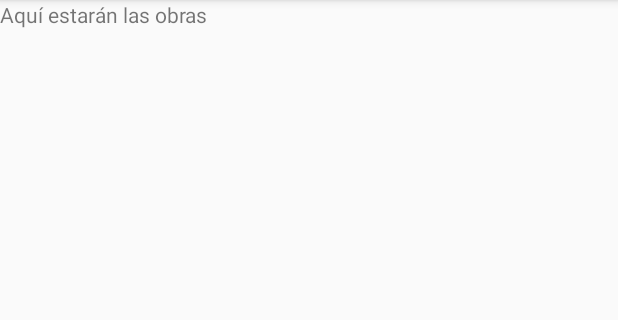
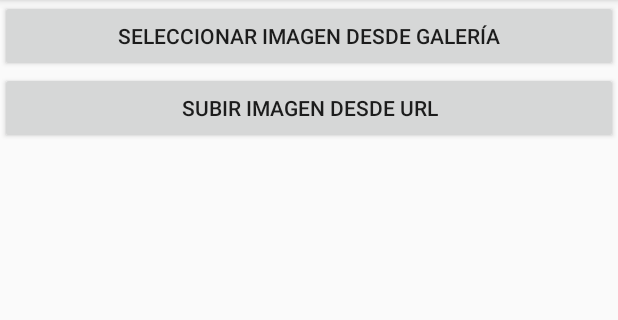
Before and after one commit to GaelZamudio/DeimosApp, an Android app: the Galeria screen opened directly, with no data from a screen before it, in the side drawer, after a tap on "Obras", on a phone screen of 412 x 824 dp, the part 90-410 px from its top. Run offline under Robolectric (Android 15) with nearby library versions, the phone set to English and light mode, and no system bars; pictures from the network do not load.

Commit message:
Initial art feature added

```diff
--- a/app/build.gradle.kts
+++ b/app/build.gradle.kts
@@ -39,4 +39,7 @@ dependencies {
     testImplementation("junit:junit:4.13.2")
     androidTestImplementation("androidx.test.ext:junit:1.2.1")
     androidTestImplementation("androidx.test.espresso:espresso-core:3.6.1")
+    implementation("com.github.bumptech.glide:glide:4.12.0")
+    annotationProcessor("com.github.bumptech.glide:compiler:4.12.0")
+
 }
--- /dev/null
+++ b/app/src/main/java/com/example/deimosapp/EstrellasFragment.java
@@ -0,0 +1,57 @@
+package com.example.deimosapp;
+
+import android.os.Bundle;
+import android.view.LayoutInflater;
+import android.view.View;
+import android.view.ViewGroup;
+import android.widget.Button;
+import android.widget.ListView;
+
+import androidx.fragment.app.Fragment;
+
+import java.util.ArrayList;
+import java.util.List;
+
+public class EstrellasFragment extends Fragment implements View.OnClickListener {
+
+    private ListView listView;
+    private ItemAdapter adapter;
+    private List<Item> listaEstrellas;
+    Button btnVolver;
+
+    public EstrellasFragment() {
+        // Requiere un constructor vacío
+    }
+
+    @Override
+    public View onCreateView(LayoutInflater inflater, ViewGroup container,
+                             Bundle savedInstanceState) {
+        // Infla la vista del fragmento
+        View rootView = inflater.inflate(R.layout.fragment_estrellas, container, false);
+
+        // Inicializa el ListView
+        listView = rootView.findViewById(R.id.listView);
+
+        btnVolver = rootView.findViewById(R.id.btnVolver);
+        btnVolver.setOnClickListener(this);
+
+        // Crea una lista de objetos Estrella
+        listaEstrellas = new ArrayList<>();
+        listaEstrellas.add(new Item("Sirius", R.drawable.sirius, "Sirius es la estrella más brillante del cielo nocturno y se encuentra en la constelación del Can Mayor. Conocida también como la \"Estrella del Perro\", su brillantez es tan intensa que ha sido un símbolo de guía y luz a lo largo de la historia en diversas culturas."));
+        listaEstrellas.add(new Item("Betelgeuse", R.drawable.betelgeuse, "Betelgeuse es una supergigante roja ubicada en la constelación de Orión. A pesar de ser una estrella distante, su tamaño masivo y su tono rojizo la hacen muy visible. Es famosa por ser una de las estrellas que podría explotar en una supernova en el futuro cercano."));
+        listaEstrellas.add(new Item("Antares", R.drawable.antares, "Antares es una supergigante roja situada en la constelación de Escorpio. Es una de las estrellas más brillantes en su región del cielo y se la conoce como \"el corazón de Escorpio\" debido a su ubicación en la constelación."));
+
+        // Crea un adaptador con la lista de estrellas y se lo asigna al ListView
+        adapter = new ItemAdapter(getActivity(), listaEstrellas);
+        listView.setAdapter(adapter);
+
+        return rootView;
+    }
+
+    @Override
+    public void onClick(View v) {
+        if (v.getId() == R.id.btnVolver){
+            getActivity().getSupportFragmentManager().beginTransaction().replace(R.id.fragment_container, new Galeria()).commit();
+        }
+    }
+}
--- a/app/src/main/java/com/example/deimosapp/Galeria.java
+++ b/app/src/main/java/com/example/deimosapp/Galeria.java
@@ -4,6 +4,7 @@ import android.content.SharedPreferences;
 import android.database.Cursor;
 import android.database.sqlite.SQLiteDatabase;
 import android.os.Bundle;
+import android.widget.Button;
 import android.widget.TextView;
 import androidx.fragment.app.Fragment;
 import android.view.LayoutInflater;
@@ -12,8 +13,8 @@ import android.view.ViewGroup;
 
 import static android.content.Context.MODE_PRIVATE;
 
-public class Galeria extends Fragment {
-
+public class Galeria extends Fragment implements View.OnClickListener {
+Button btnEstrellas, btnPlanetas, btnGalaxias;
     @Override
     public View onCreateView(LayoutInflater inflater, ViewGroup container,
                              Bundle savedInstanceState) {
@@ -22,6 +23,13 @@ public class Galeria extends Fragment {
         Base admin = new Base(getContext(), "administracion", null, 1);
         SQLiteDatabase base = admin.getWritableDatabase();
 
+        btnEstrellas = view.findViewById(R.id.btnEstrellas);
+        btnPlanetas = view.findViewById(R.id.btnPlanetas);
+        btnGalaxias = view.findViewById(R.id.btnGalaxias);
+
+        btnPlanetas.setOnClickListener(this);
+        btnEstrellas.setOnClickListener(this);
+        btnGalaxias.setOnClickListener(this);
 
         SharedPreferences preferences = getContext().getSharedPreferences("DeimosPrefs", MODE_PRIVATE);
         int idUsuario = preferences.getInt("idUsuario", -1);
@@ -34,4 +42,15 @@ public class Galeria extends Fragment {
         // Inflate the layout for this fragment
         return view;
     }
+
+    @Override
+    public void onClick(View v) {
+        if (v.getId() == R.id.btnEstrellas) {
+            getActivity().getSupportFragmentManager().beginTransaction().replace(R.id.fragment_container, new EstrellasFragment()).commit();
+        } else if (v.getId() == R.id.btnPlanetas) {
+            getActivity().getSupportFragmentManager().beginTransaction().replace(R.id.fragment_container, new PlanetasFragment()).commit();
+        } else if (v.getId() == R.id.btnGalaxias){
+            getActivity().getSupportFragmentManager().beginTransaction().replace(R.id.fragment_container, new GalaxiasFragment()).commit();
+        }
+    }
 }
--- /dev/null
+++ b/app/src/main/java/com/example/deimosapp/Item.java
@@ -0,0 +1,25 @@
+package com.example.deimosapp;
+
+public class Item {
+    private String nombre;
+    private int imagenId;
+    private String descripcion;
+
+    public Item(String nombre, int imagenId, String descripcion) {
+        this.nombre = nombre;
+        this.imagenId = imagenId;
+        this.descripcion = descripcion;
+    }
+
+    public String getNombre() {
+        return nombre;
+    }
+
+    public int getImagenId() {
+        return imagenId;
+    }
+
+    public String getDescripcion() {
+        return descripcion;
+    }
+}
--- /dev/null
+++ b/app/src/main/java/com/example/deimosapp/ItemAdapter.java
@@ -0,0 +1,57 @@
+package com.example.deimosapp;
+
+import android.content.Context;
+import android.view.LayoutInflater;
+import android.view.View;
+import android.view.ViewGroup;
+import android.widget.BaseAdapter;
+import android.widget.ImageView;
+import android.widget.TextView;
+
+import java.util.List;
+
+public class ItemAdapter extends BaseAdapter {
+    private Context context;
+    private List<Item> items;
+
+    public ItemAdapter(Context context, List<Item> items) {
+        this.context = context;
+        this.items = items;
+    }
+
+    @Override
+    public int getCount() {
+        return items.size();
+    }
+
+    @Override
+    public Object getItem(int position) {
+        return items.get(position);
+    }
+
+    @Override
+    public long getItemId(int position) {
+        return position;
+    }
+
+    @Override
+    public View getView(int position, View convertView, ViewGroup parent) {
+        if (convertView == null) {
+            LayoutInflater inflater = LayoutInflater.from(context);
+            convertView = inflater.inflate(R.layout.list_item, parent, false);
+        }
+
+        Item item = items.get(position);
+
+        ImageView imageView = convertView.findViewById(R.id.imageView);
+        imageView.setImageResource(item.getImagenId());
+
+        TextView nameText = convertView.findViewById(R.id.nameText);
+        nameText.setText(item.getNombre());
+
+        TextView descriptionText = convertView.findViewById(R.id.descriptionText);
+        descriptionText.setText(item.getDescripcion());
+
+        return convertView;
+    }
+}
--- a/app/src/main/java/com/example/deimosapp/Obras.java
+++ b/app/src/main/java/com/example/deimosapp/Obras.java
@@ -1,16 +1,112 @@
 package com.example.deimosapp;
 
+import android.content.DialogInterface;
+import android.content.Intent;
+import android.net.Uri;
 import android.os.Bundle;
-import androidx.fragment.app.Fragment;
+import android.provider.MediaStore;
 import android.view.LayoutInflater;
 import android.view.View;
 import android.view.ViewGroup;
+import android.widget.Button;
+import android.widget.EditText;
+import android.widget.ListView;
 
-public class Obras extends Fragment {
+import androidx.appcompat.app.AlertDialog;
+import androidx.appcompat.app.AppCompatActivity;
+import androidx.fragment.app.Fragment;
+
+import java.util.ArrayList;
+import java.util.List;
+
+public class Obras extends Fragment implements View.OnClickListener {
+
+    private static final int PICK_IMAGE_REQUEST = 1;
+    private List<Obra> Obras = new ArrayList<>();
+    private ObrasAdapter adapter;
+
     @Override
     public View onCreateView(LayoutInflater inflater, ViewGroup container,
                              Bundle savedInstanceState) {
-        // Inflate the layout for this fragment
-        return inflater.inflate(R.layout.fragment_obras, container, false);
+        View view = inflater.inflate(R.layout.fragment_obras, container, false);
+
+        ListView listView = view.findViewById(R.id.listViewObras);
+
+        adapter = new ObrasAdapter(getContext(), Obras);
+        listView.setAdapter(adapter);
+
+        // Botón para seleccionar imagen desde la galería
+        Button selectImageButton = view.findViewById(R.id.selectImageButton);
+        selectImageButton.setOnClickListener(new View.OnClickListener() {
+            @Override
+            public void onClick(View v) {
+                Intent intent = new Intent(Intent.ACTION_PICK, MediaStore.Images.Media.EXTERNAL_CONTENT_URI);
+                startActivityForResult(intent, PICK_IMAGE_REQUEST);
+            }
+        });
+
+        // Botón para subir imagen desde URL
+        Button uploadFromUrlButton = view.findViewById(R.id.uploadFromUrlButton);
+        uploadFromUrlButton.setOnClickListener(new View.OnClickListener() {
+            @Override
+            public void onClick(View v) {
+                openUrlDialog();
+            }
+        });
+
+        return view;
+    }
+
+    @Override
+    public void onClick(View v) {
+
+    }
+
+    // Método para manejar la imagen seleccionada de la galería
+    @Override
+    public void onActivityResult(int requestCode, int resultCode, Intent data) {
+        super.onActivityResult(requestCode, resultCode, data);
+        if (requestCode == PICK_IMAGE_REQUEST && resultCode == getActivity().RESULT_OK && data != null) {
+            Uri imageUri = data.getData();
+            promptForTextAndAddItem(imageUri);
+        }
+    }
+
+    // Método para abrir el diálogo para ingresar la URL
+    private void openUrlDialog() {
+        final EditText urlInput = new EditText(getActivity());
+        urlInput.setHint("https://example.com/image.jpg");
+
+        new AlertDialog.Builder(getActivity())
+                .setTitle("Ingresar URL de la imagen")
+                .setView(urlInput)
+                .setPositiveButton("Cargar", new DialogInterface.OnClickListener() {
+                    @Override
+                    public void onClick(DialogInterface dialog, int which) {
+                        String url = urlInput.getText().toString();
+                        Uri imageUri = Uri.parse(url);
+                        promptForTextAndAddItem(imageUri);
+                    }
+                })
+                .setNegativeButton("Cancelar", null)
+                .show();
+    }
+
+    // Método para solicitar texto y agregar el ítem a la lista
+    private void promptForTextAndAddItem(final Uri imageUri) {
+        final EditText editText = new EditText(getContext());
+        new AlertDialog.Builder(getActivity())
+                .setTitle("Añadir texto")
+                .setView(editText)
+                .setPositiveButton("Guardar", new DialogInterface.OnClickListener() {
+                    @Override
+                    public void onClick(DialogInterface dialog, int which) {
+                        String text = editText.getText().toString();
+                        Obras.add(new Obra(imageUri, text));
+                        adapter.notifyDataSetChanged();
+                    }
+                })
+                .setNegativeButton("Cancelar", null)
+                .show();
     }
 }
--- /dev/null
+++ b/app/src/main/java/com/example/deimosapp/ObrasAdapter.java
@@ -0,0 +1,56 @@
+package com.example.deimosapp;
+
+import android.content.Context;
+import android.view.LayoutInflater;
+import android.view.View;
+import android.view.ViewGroup;
+import android.widget.BaseAdapter;
+import android.widget.ImageView;
+import android.widget.TextView;
+
+import com.bumptech.glide.Glide;
+import com.example.deimosapp.Obra;
+
+import java.util.List;
+
+public class ObrasAdapter extends BaseAdapter {
+    private Context context;
+    private List<Obra> items;
+
+    public ObrasAdapter(Context context, List<Obra> items) {
+        this.context = context;
+        this.items = items;
+    }
+
+    @Override
+    public int getCount() {
+        return items.size();
+    }
+
+    @Override
+    public Object getItem(int position) {
+        return items.get(position);
+    }
+
+    @Override
+    public long getItemId(int position) {
+        return position;
+    }
+
+    @Override
+    public View getView(int position, View convertView, ViewGroup parent) {
+        if (convertView == null) {
+            convertView = LayoutInflater.from(context).inflate(R.layout.item_obra, parent, false);
+        }
+
+        ImageView imageView = convertView.findViewById(R.id.imagenObra);
+        TextView textView = convertView.findViewById(R.id.tituloObra);
+
+        Obra item = items.get(position);
+
+        Glide.with(context).load(item.getImageUri()).into(imageView);
+        textView.setText(item.getText());
+
+        return convertView;
+    }
+}
--- a/app/src/main/res/layout/fragment_galeria.xml
+++ b/app/src/main/res/layout/fragment_galeria.xml
@@ -37,6 +37,7 @@
                 android:textColor="@color/white"
                 android:textAlignment="center"
                 android:backgroundTint="#0F978C"
+                android:id="@+id/btnEstrellas"
                 />
 
         <Button
@@ -50,6 +51,7 @@
                 android:textColor="@color/white"
                 android:textAlignment="center"
                 android:backgroundTint="@color/primary"
+                android:id="@+id/btnPlanetas"
                 />
 
         <Button
@@ -63,6 +65,7 @@
                 android:textColor="@color/white"
                 android:textAlignment="center"
                 android:backgroundTint="#3B19B8"
+                android:id="@+id/btnGalaxias"
                 />
 
         <TextView
--- a/app/src/main/res/layout/fragment_obras.xml
+++ b/app/src/main/res/layout/fragment_obras.xml
@@ -1,14 +1,23 @@
 <?xml version="1.0" encoding="utf-8"?>
-<FrameLayout xmlns:android="http://schemas.android.com/apk/res/android"
-             xmlns:tools="http://schemas.android.com/tools"
-             android:layout_width="match_parent"
-             android:layout_height="match_parent"
-             tools:context=".Obras">
+<LinearLayout xmlns:android="http://schemas.android.com/apk/res/android"
+              android:orientation="vertical"
+              android:layout_width="match_parent"
+              android:layout_height="match_parent">
 
-    <!-- TODO: Update blank fragment layout -->
-    <TextView
+    <Button
+            android:id="@+id/selectImageButton"
             android:layout_width="match_parent"
-            android:layout_height="match_parent"
-            android:text="Aquí estarán las obras"/>
+            android:layout_height="wrap_content"
+            android:text="Seleccionar imagen desde galería"/>
 
-</FrameLayout>
+    <Button
+            android:id="@+id/uploadFromUrlButton"
+            android:layout_width="match_parent"
+            android:layout_height="wrap_content"
+            android:text="Subir imagen desde URL"/>
+
+    <ListView
+            android:id="@+id/listViewObras"
+            android:layout_width="match_parent"
+            android:layout_height="match_parent"/>
+</LinearLayout>
```
Also changed, not shown: app/src/main/java/com/example/deimosapp/Base.java (+32 -0 lines), app/src/main/java/com/example/deimosapp/GalaxiasFragment.java (added, +57 -0 lines), app/src/main/java/com/example/deimosapp/Obra.java (added, +21 -0 lines), app/src/main/java/com/example/deimosapp/PlanetasFragment.java (added, +57 -0 lines), app/src/main/res/layout/fragment_estrellas.xml (added, +25 -0 lines), app/src/main/res/layout/fragment_galaxias.xml (added, +25 -0 lines), app/src/main/res/layout/fragment_planetas.xml (added, +25 -0 lines), app/src/main/res/layout/item_obra.xml (added, +41 -0 lines), app/src/main/res/layout/list_item.xml (added, +40 -0 lines).
